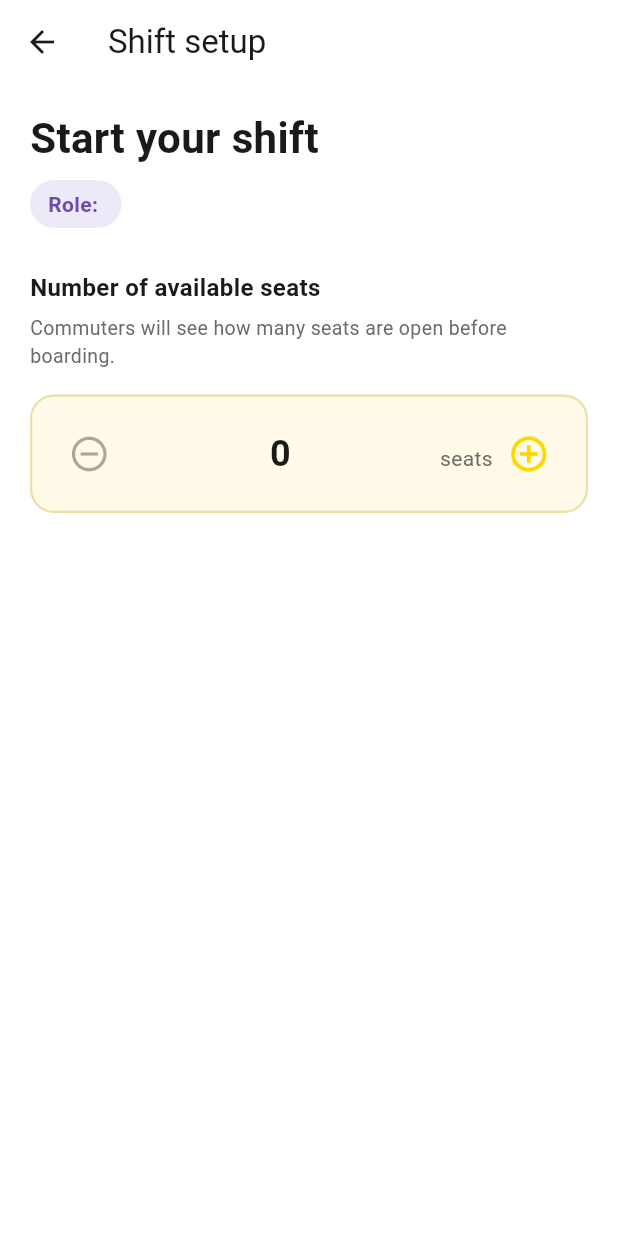
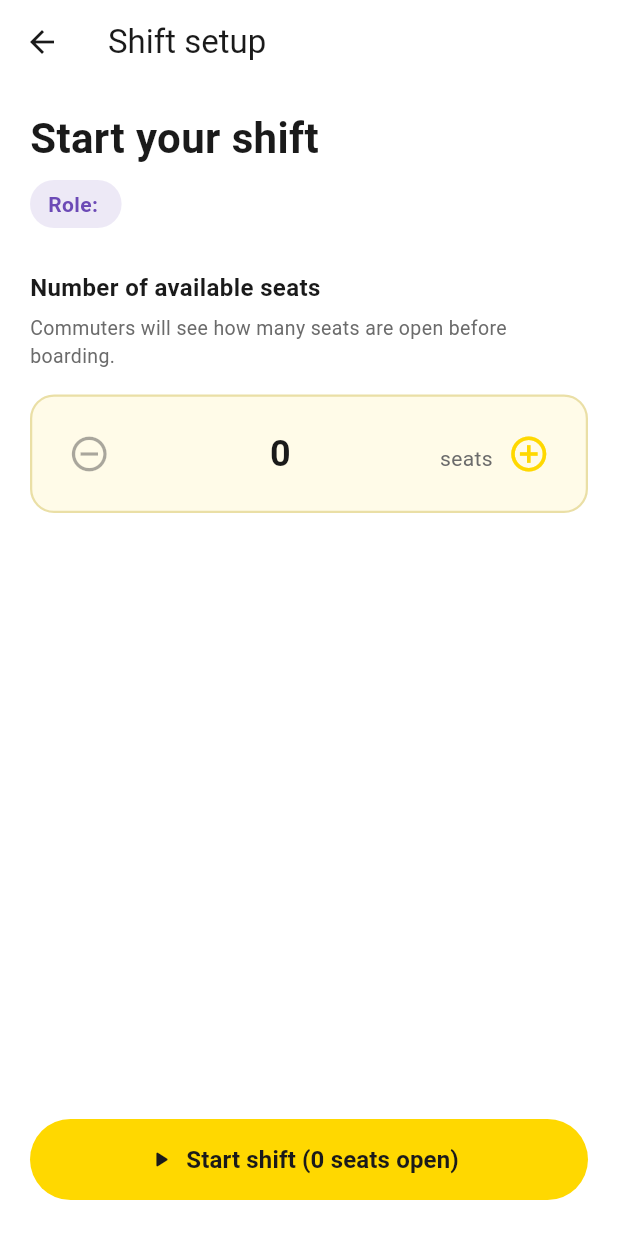
Before and after one commit to Samul2007/SajilYatra, a Flutter app: the ShiftSetupScreen screen opened directly with empty values, on a phone screen of 412 x 824 dp. Run offline on Flutter 3.47's test engine with Material 3 defaults, Android fonts, the phone set to English and light mode, and no system bars; our stand-ins replace flutter_map, latlong2.

Commit message:
Added start shift button navigating to live tracking screen

```diff
--- a/lib/view/driver/shift_setup_screen.dart
+++ b/lib/view/driver/shift_setup_screen.dart
@@ -1,5 +1,6 @@
 import 'package:flutter/material.dart';
 import 'package:sajilyatra/constants/app_colors.dart';
+import 'package:sajilyatra/view/tracking/live_tracking_screen.dart';
 
 class ShiftSetupScreen extends StatefulWidget {
   final String role;
@@ -31,6 +32,15 @@ class _ShiftSetupScreenState extends State<ShiftSetupScreen> {
         TextPosition(offset: _seatsController.text.length),
       );
     });
+  }
+
+  void _startShift() {
+    Navigator.push(
+      context,
+      MaterialPageRoute(
+        builder: (_) => const LiveTrackingScreen(showVehicleTypeLabels: false),
+      ),
+    );
   }
 
   @override
@@ -144,6 +154,30 @@ class _ShiftSetupScreenState extends State<ShiftSetupScreen> {
                   ],
                 ),
               ),
+              const Spacer(),
+              SizedBox(
+                width: double.infinity,
+                height: 54,
+                child: ElevatedButton.icon(
+                  onPressed: _startShift,
+                  icon: const Icon(Icons.play_arrow_rounded),
+                  label: Text(
+                    'Start shift ($_availableSeats seats open)',
+                    style: const TextStyle(
+                      fontSize: 16,
+                      fontWeight: FontWeight.w700,
+                    ),
+                  ),
+                  style: ElevatedButton.styleFrom(
+                    backgroundColor: kAccent,
+                    foregroundColor: kOnAccent,
+                    elevation: 0,
+                    shape: RoundedRectangleBorder(
+                      borderRadius: BorderRadius.circular(28),
+                    ),
+                  ),
+                ),
+              ),
             ],
           ),
         ),
```
